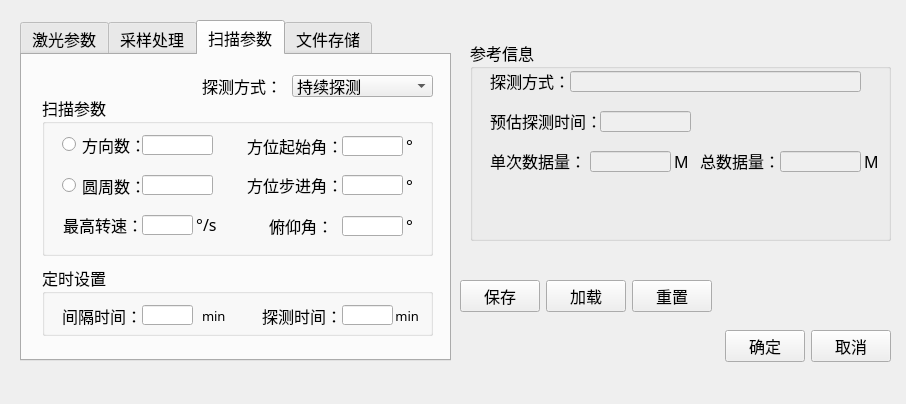
First picture: the form in paradialog.ui, repository guopan/Knapsack_CDL, before the edit.
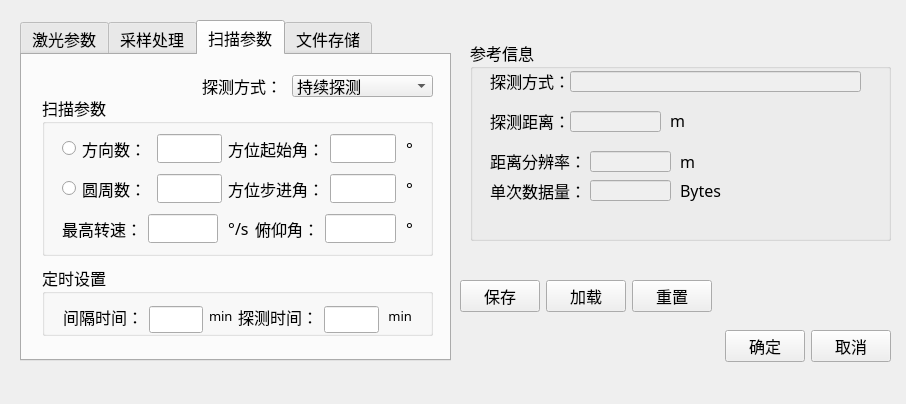
Second picture: the form after the edit. The open tabs and pages were chosen to show the change.

```diff
--- a/paradialog.ui
+++ b/paradialog.ui
@@ -31,85 +31,6 @@
    <property name="title">
     <string>参考信息</string>
    </property>
-   <widget class="QLabel" name="label_4">
-    <property name="geometry">
-     <rect>
-      <x>20</x>
-      <y>110</y>
-      <width>101</width>
-      <height>21</height>
-     </rect>
-    </property>
-    <property name="font">
-     <font>
-      <family>微软雅黑</family>
-      <pointsize>12</pointsize>
-      <weight>50</weight>
-      <bold>false</bold>
-     </font>
-    </property>
-    <property name="text">
-     <string>单次数据量：</string>
-    </property>
-   </widget>
-   <widget class="QLabel" name="label_5">
-    <property name="geometry">
-     <rect>
-      <x>230</x>
-      <y>110</y>
-      <width>81</width>
-      <height>21</height>
-     </rect>
-    </property>
-    <property name="font">
-     <font>
-      <family>微软雅黑</family>
-      <pointsize>12</pointsize>
-      <weight>50</weight>
-      <bold>false</bold>
-     </font>
-    </property>
-    <property name="text">
-     <string>总数据量：</string>
-    </property>
-   </widget>
-   <widget class="QLabel" name="label_3">
-    <property name="geometry">
-     <rect>
-      <x>20</x>
-      <y>70</y>
-      <width>111</width>
-      <height>21</height>
-     </rect>
-    </property>
-    <property name="font">
-     <font>
-      <family>微软雅黑</family>
-      <pointsize>12</pointsize>
-      <weight>50</weight>
-      <bold>false</bold>
-     </font>
-    </property>
-    <property name="text">
-     <string>预估探测时间：</string>
-    </property>
-   </widget>
-   <widget class="QLineEdit" name="lineEdit_totalsize">
-    <property name="enabled">
-     <bool>false</bool>
-    </property>
-    <property name="geometry">
-     <rect>
-      <x>310</x>
-      <y>111</y>
-      <width>81</width>
-      <height>21</height>
-     </rect>
-    </property>
-    <property name="text">
-     <string/>
-    </property>
-   </widget>
    <widget class="QLabel" name="label_2">
     <property name="geometry">
      <rect>
@@ -131,44 +52,6 @@
      <string>探测方式：</string>
     </property>
    </widget>
-   <widget class="QLineEdit" name="lineEdit_sglfilesize">
-    <property name="enabled">
-     <bool>false</bool>
-    </property>
-    <property name="geometry">
-     <rect>
-      <x>120</x>
-      <y>111</y>
-      <width>81</width>
-      <height>21</height>
-     </rect>
-    </property>
-    <property name="contextMenuPolicy">
-     <enum>Qt::PreventContextMenu</enum>
-    </property>
-    <property name="text">
-     <string/>
-    </property>
-    <property name="readOnly">
-     <bool>false</bool>
-    </property>
-   </widget>
-   <widget class="QLineEdit" name="lineEdit_totalTime">
-    <property name="enabled">
-     <bool>false</bool>
-    </property>
-    <property name="geometry">
-     <rect>
-      <x>130</x>
-      <y>71</y>
-      <width>91</width>
-      <height>21</height>
-     </rect>
-    </property>
-    <property name="text">
-     <string/>
-    </property>
-   </widget>
    <widget class="QLineEdit" name="lineEdit_detectDir">
     <property name="enabled">
      <bool>false</bool>
@@ -199,30 +82,157 @@
      <bool>true</bool>
     </property>
    </widget>
-   <widget class="QLabel" name="label_6">
+   <widget class="QLabel" name="label_35">
     <property name="geometry">
      <rect>
       <x>200</x>
+      <y>70</y>
+      <width>21</width>
+      <height>21</height>
+     </rect>
+    </property>
+    <property name="text">
+     <string>m</string>
+    </property>
+   </widget>
+   <widget class="QLabel" name="label_6">
+    <property name="geometry">
+     <rect>
+      <x>210</x>
       <y>111</y>
       <width>21</width>
       <height>21</height>
      </rect>
     </property>
     <property name="text">
-     <string> M</string>
+     <string>m</string>
     </property>
    </widget>
    <widget class="QLabel" name="label_1">
     <property name="geometry">
      <rect>
-      <x>390</x>
+      <x>210</x>
+      <y>140</y>
+      <width>41</width>
+      <height>21</height>
+     </rect>
+    </property>
+    <property name="text">
+     <string>Bytes</string>
+    </property>
+   </widget>
+   <widget class="QLineEdit" name="lineEdit_detRange">
+    <property name="enabled">
+     <bool>false</bool>
+    </property>
+    <property name="geometry">
+     <rect>
+      <x>100</x>
+      <y>71</y>
+      <width>91</width>
+      <height>21</height>
+     </rect>
+    </property>
+    <property name="text">
+     <string/>
+    </property>
+   </widget>
+   <widget class="QLineEdit" name="lineEdit_sglfilesize">
+    <property name="enabled">
+     <bool>false</bool>
+    </property>
+    <property name="geometry">
+     <rect>
+      <x>120</x>
+      <y>140</y>
+      <width>81</width>
+      <height>21</height>
+     </rect>
+    </property>
+    <property name="text">
+     <string/>
+    </property>
+   </widget>
+   <widget class="QLabel" name="label_5">
+    <property name="geometry">
+     <rect>
+      <x>20</x>
+      <y>140</y>
+      <width>91</width>
+      <height>21</height>
+     </rect>
+    </property>
+    <property name="font">
+     <font>
+      <family>微软雅黑</family>
+      <pointsize>12</pointsize>
+      <weight>50</weight>
+      <bold>false</bold>
+     </font>
+    </property>
+    <property name="text">
+     <string>单次数据量：</string>
+    </property>
+   </widget>
+   <widget class="QLabel" name="label_3">
+    <property name="geometry">
+     <rect>
+      <x>20</x>
+      <y>70</y>
+      <width>81</width>
+      <height>21</height>
+     </rect>
+    </property>
+    <property name="font">
+     <font>
+      <family>微软雅黑</family>
+      <pointsize>12</pointsize>
+      <weight>50</weight>
+      <bold>false</bold>
+     </font>
+    </property>
+    <property name="text">
+     <string>探测距离：</string>
+    </property>
+   </widget>
+   <widget class="QLineEdit" name="lineEdit_RangeReso">
+    <property name="enabled">
+     <bool>false</bool>
+    </property>
+    <property name="geometry">
+     <rect>
+      <x>120</x>
       <y>111</y>
-      <width>21</width>
+      <width>81</width>
       <height>21</height>
      </rect>
     </property>
     <property name="text">
-     <string> M</string>
+     <string/>
+    </property>
+    <property name="readOnly">
+     <bool>false</bool>
+    </property>
+   </widget>
+   <widget class="QLabel" name="label_4">
+    <property name="geometry">
+     <rect>
+      <x>20</x>
+      <y>110</y>
+      <width>101</width>
+      <height>21</height>
+     </rect>
+    </property>
+    <property name="font">
+     <font>
+      <family>微软雅黑</family>
+      <pointsize>12</pointsize>
+      <weight>50</weight>
+      <bold>false</bold>
+     </font>
+    </property>
+    <property name="text">
+     <string>距离分辨率：</string>
     </property>
    </widget>
   </widget>
@@ -712,210 +722,145 @@
      <property name="title">
       <string>扫描参数</string>
      </property>
-     <widget class="QLineEdit" name="lineEdit_circleNum">
-      <property name="enabled">
-       <bool>true</bool>
-      </property>
-      <property name="geometry">
-       <rect>
-        <x>100</x>
-        <y>80</y>
-        <width>71</width>
-        <height>20</height>
-       </rect>
-      </property>
-     </widget>
-     <widget class="QLineEdit" name="lineEdit_angleNum">
-      <property name="geometry">
-       <rect>
-        <x>100</x>
-        <y>40</y>
-        <width>71</width>
-        <height>20</height>
-       </rect>
-      </property>
-     </widget>
-     <widget class="QRadioButton" name="radioButton_anglekey">
+     <widget class="QWidget" name="">
       <property name="geometry">
        <rect>
         <x>20</x>
         <y>39</y>
-        <width>81</width>
-        <height>21</height>
+        <width>351</width>
+        <height>29</height>
        </rect>
       </property>
-      <property name="text">
-       <string>方向数：</string>
-      </property>
+      <layout class="QGridLayout" name="gridLayout">
+       <item row="0" column="0">
+        <widget class="QRadioButton" name="radioButton_anglekey">
+         <property name="text">
+          <string>方向数：</string>
+         </property>
+        </widget>
+       </item>
+       <item row="0" column="1">
+        <widget class="QLineEdit" name="lineEdit_angleNum"/>
+       </item>
+       <item row="0" column="3">
+        <widget class="QLineEdit" name="lineEdit_start_azAngle"/>
+       </item>
+       <item row="0" column="2">
+        <widget class="QLabel" name="label_33">
+         <property name="text">
+          <string>方位起始角：</string>
+         </property>
+         <property name="alignment">
+          <set>Qt::AlignRight|Qt::AlignTrailing|Qt::AlignVCenter</set>
+         </property>
+        </widget>
+       </item>
+       <item row="0" column="4">
+        <widget class="QLabel" name="label_32">
+         <property name="text">
+          <string> °</string>
+         </property>
+        </widget>
+       </item>
+      </layout>
      </widget>
-     <widget class="QRadioButton" name="radioButton_circlekey">
+     <widget class="QWidget" name="">
       <property name="geometry">
        <rect>
         <x>20</x>
-        <y>80</y>
-        <width>81</width>
-        <height>21</height>
-       </rect>
-      </property>
-      <property name="text">
-       <string>圆周数：</string>
-      </property>
-     </widget>
-     <widget class="QLineEdit" name="lineEdit_SP">
-      <property name="geometry">
-       <rect>
-        <x>100</x>
-        <y>120</y>
-        <width>51</width>
-        <height>20</height>
-       </rect>
-      </property>
-     </widget>
-     <widget class="QLabel" name="label_8">
-      <property name="geometry">
-       <rect>
-        <x>0</x>
-        <y>119</y>
-        <width>101</width>
-        <height>21</height>
-       </rect>
-      </property>
-      <property name="text">
-       <string>最高转速：</string>
-      </property>
-      <property name="alignment">
-       <set>Qt::AlignRight|Qt::AlignTrailing|Qt::AlignVCenter</set>
-      </property>
-     </widget>
-     <widget class="QLabel" name="label_22">
-      <property name="geometry">
-       <rect>
-        <x>150</x>
-        <y>119</y>
-        <width>31</width>
-        <height>21</height>
-       </rect>
-      </property>
-      <property name="text">
-       <string> °/s</string>
-      </property>
-     </widget>
-     <widget class="QLabel" name="label_34">
-      <property name="geometry">
-       <rect>
-        <x>360</x>
-        <y>80</y>
-        <width>21</width>
-        <height>21</height>
-       </rect>
-      </property>
-      <property name="text">
-       <string> °</string>
-      </property>
-     </widget>
-     <widget class="QLabel" name="label_33">
-      <property name="geometry">
-       <rect>
-        <x>200</x>
-        <y>40</y>
-        <width>101</width>
-        <height>21</height>
-       </rect>
-      </property>
-      <property name="text">
-       <string>方位起始角：</string>
-      </property>
-      <property name="alignment">
-       <set>Qt::AlignRight|Qt::AlignTrailing|Qt::AlignVCenter</set>
-      </property>
-     </widget>
-     <widget class="QLabel" name="label_32">
-      <property name="geometry">
-       <rect>
-        <x>360</x>
-        <y>40</y>
-        <width>21</width>
-        <height>21</height>
-       </rect>
-      </property>
-      <property name="text">
-       <string> °</string>
-      </property>
-     </widget>
-     <widget class="QLineEdit" name="lineEdit_step_azAngle">
-      <property name="geometry">
-       <rect>
-        <x>300</x>
-        <y>80</y>
-        <width>61</width>
-        <height>20</height>
-       </rect>
-      </property>
-     </widget>
-     <widget class="QLabel" name="label_31">
-      <property name="geometry">
-       <rect>
-        <x>200</x>
         <y>79</y>
-        <width>101</width>
-        <height>21</height>
+        <width>351</width>
+        <height>29</height>
        </rect>
       </property>
-      <property name="text">
-       <string>方位步进角：</string>
-      </property>
-      <property name="alignment">
-       <set>Qt::AlignRight|Qt::AlignTrailing|Qt::AlignVCenter</set>
-      </property>
+      <layout class="QGridLayout" name="gridLayout_2">
+       <item row="0" column="0">
+        <widget class="QRadioButton" name="radioButton_circlekey">
+         <property name="text">
+          <string>圆周数：</string>
+         </property>
+        </widget>
+       </item>
+       <item row="0" column="1">
+        <widget class="QLineEdit" name="lineEdit_circleNum">
+         <property name="enabled">
+          <bool>true</bool>
+         </property>
+        </widget>
+       </item>
+       <item row="0" column="2">
+        <widget class="QLabel" name="label_31">
+         <property name="text">
+          <string>方位步进角：</string>
+         </property>
+         <property name="alignment">
+          <set>Qt::AlignRight|Qt::AlignTrailing|Qt::AlignVCenter</set>
+         </property>
+        </widget>
+       </item>
+       <item row="0" column="3">
+        <widget class="QLineEdit" name="lineEdit_step_azAngle"/>
+       </item>
+       <item row="0" column="4">
+        <widget class="QLabel" name="label_34">
+         <property name="text">
+          <string> °</string>
+         </property>
+        </widget>
+       </item>
+      </layout>
      </widget>
-     <widget class="QLineEdit" name="lineEdit_start_azAngle">
+     <widget class="QWidget" name="">
       <property name="geometry">
        <rect>
-        <x>300</x>
-        <y>41</y>
-        <width>61</width>
-        <height>20</height>
+        <x>20</x>
+        <y>119</y>
+        <width>351</width>
+        <height>29</height>
        </rect>
       </property>
-     </widget>
-     <widget class="QLabel" name="label_25">
-      <property name="geometry">
-       <rect>
-        <x>360</x>
-        <y>120</y>
-        <width>21</width>
-        <height>21</height>
-       </rect>
-      </property>
-      <property name="text">
-       <string> °</string>
-      </property>
-     </widget>
-     <widget class="QLineEdit" name="lineEdit_elevationAngle">
-      <property name="geometry">
-       <rect>
-        <x>300</x>
-        <y>121</y>
-        <width>61</width>
-        <height>20</height>
-       </rect>
-      </property>
-     </widget>
-     <widget class="QLabel" name="label_26">
-      <property name="geometry">
-       <rect>
-        <x>200</x>
-        <y>120</y>
-        <width>91</width>
-        <height>21</height>
-       </rect>
-      </property>
-      <property name="text">
-       <string>俯仰角：</string>
-      </property>
-      <property name="alignment">
-       <set>Qt::AlignRight|Qt::AlignTrailing|Qt::AlignVCenter</set>
-      </property>
+      <layout class="QGridLayout" name="gridLayout_3">
+       <item row="0" column="5">
+        <widget class="QLabel" name="label_25">
+         <property name="text">
+          <string> °</string>
+         </property>
+        </widget>
+       </item>
+       <item row="0" column="2">
+        <widget class="QLabel" name="label_22">
+         <property name="text">
+          <string> °/s</string>
+         </property>
+        </widget>
+       </item>
+       <item row="0" column="4">
+        <widget class="QLineEdit" name="lineEdit_elevationAngle"/>
+       </item>
+       <item row="0" column="3">
+        <widget class="QLabel" name="label_26">
+         <property name="text">
+          <string>俯仰角：</string>
+         </property>
+         <property name="alignment">
+          <set>Qt::AlignRight|Qt::AlignTrailing|Qt::AlignVCenter</set>
+         </property>
+        </widget>
+       </item>
+       <item row="0" column="1">
+        <widget class="QLineEdit" name="lineEdit_SP"/>
+       </item>
+       <item row="0" column="0">
+        <widget class="QLabel" name="label_8">
+         <property name="text">
+          <string>最高转速：</string>
+         </property>
+         <property name="alignment">
+          <set>Qt::AlignRight|Qt::AlignTrailing|Qt::AlignVCenter</set>
+         </property>
+        </widget>
+       </item>
+      </layout>
      </widget>
     </widget>
     <widget class="QGroupBox" name="groupBox_3">
@@ -933,9 +878,9 @@
      <widget class="QLabel" name="label_27">
       <property name="geometry">
        <rect>
-        <x>20</x>
-        <y>40</y>
-        <width>81</width>
+        <x>21</x>
+        <y>41</y>
+        <width>80</width>
         <height>21</height>
        </rect>
       </property>
@@ -946,20 +891,20 @@
      <widget class="QLineEdit" name="lineEdit_ITV_TimeLength">
       <property name="geometry">
        <rect>
-        <x>100</x>
-        <y>40</y>
-        <width>51</width>
-        <height>20</height>
+        <x>107</x>
+        <y>41</y>
+        <width>54</width>
+        <height>27</height>
        </rect>
       </property>
      </widget>
      <widget class="QLabel" name="label_28">
       <property name="geometry">
        <rect>
-        <x>160</x>
-        <y>40</y>
-        <width>31</width>
-        <height>21</height>
+        <x>167</x>
+        <y>41</y>
+        <width>23</width>
+        <height>19</height>
        </rect>
       </property>
       <property name="font">
@@ -974,9 +919,9 @@
      <widget class="QLabel" name="label_29">
       <property name="geometry">
        <rect>
-        <x>220</x>
-        <y>40</y>
-        <width>81</width>
+        <x>196</x>
+        <y>41</y>
+        <width>80</width>
         <height>21</height>
        </rect>
       </property>
@@ -987,20 +932,20 @@
      <widget class="QLineEdit" name="lineEdit_DET_TimeLength">
       <property name="geometry">
        <rect>
-        <x>300</x>
-        <y>40</y>
-        <width>51</width>
-        <height>20</height>
+        <x>282</x>
+        <y>41</y>
+        <width>55</width>
+        <height>27</height>
        </rect>
       </property>
      </widget>
      <widget class="QLabel" name="label_30">
       <property name="geometry">
        <rect>
-        <x>350</x>
-        <y>40</y>
-        <width>31</width>
-        <height>21</height>
+        <x>343</x>
+        <y>41</y>
+        <width>27</width>
+        <height>19</height>
        </rect>
       </property>
       <property name="font">
```
Left out of the diff: 11 changed lines with no effect on the pictures.
